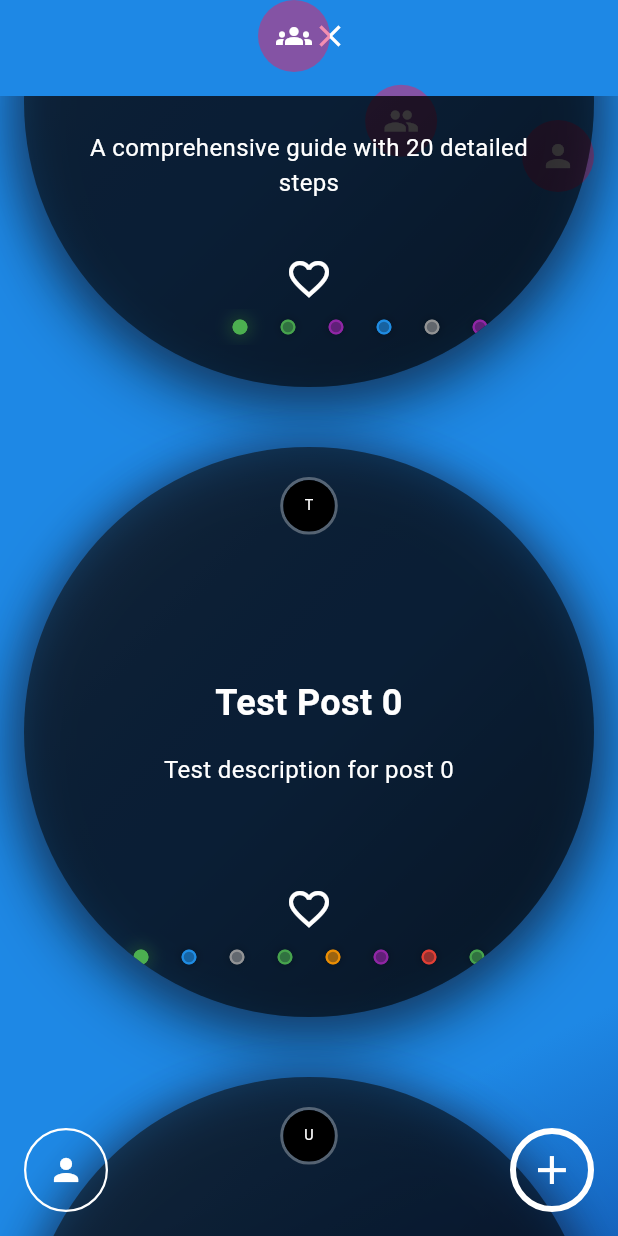
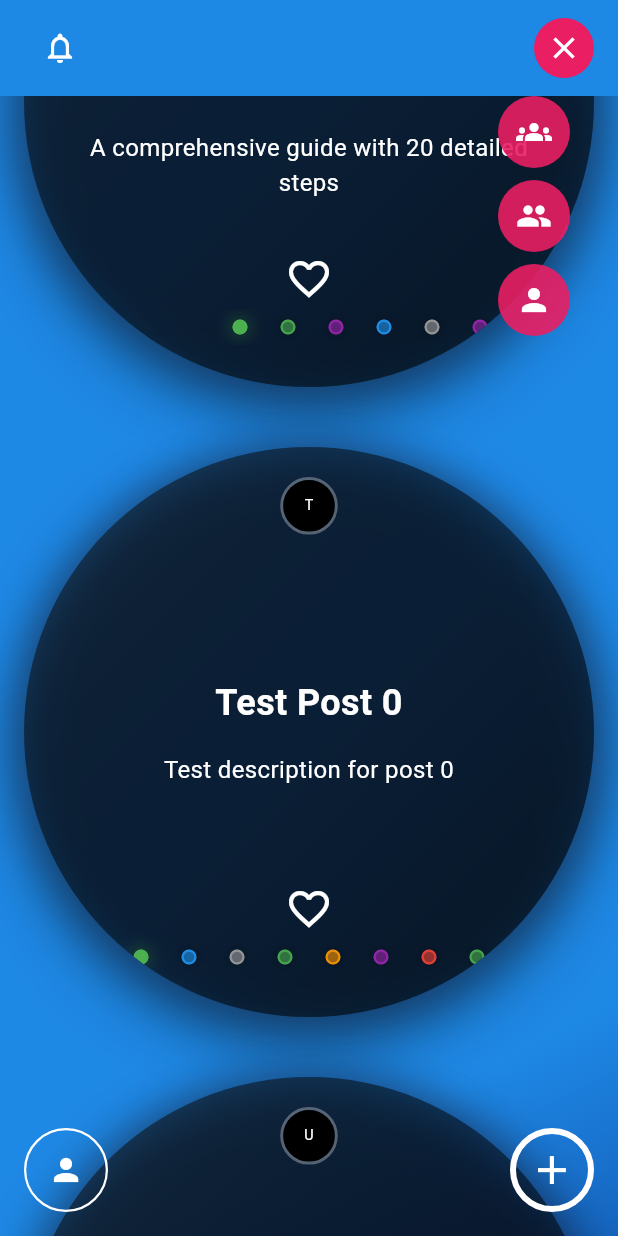
Before and after one commit to HonzaHerodek/teeem-9, a Flutter app: the FeedView screen opened directly, scrolled down 576 dp, after a tap on the "filter list" icon, on a phone screen of 412 x 824 dp. Run offline on Flutter 3.47's test engine with Material 3 defaults, Android fonts, the phone set to English and light mode, and no system bars; our stand-ins replace bloc, cached_network_image, cloud_firestore, connectivity_plus, equatable, firebase_auth and 5 more; accounts and stored records are empty; network calls fail.

Commit message:
needs adjustments

```diff
--- a/lib/presentation/screens/feed/widgets/feed_header.dart
+++ b/lib/presentation/screens/feed/widgets/feed_header.dart
@@ -2,6 +2,7 @@ import 'package:flutter/material.dart';
 import 'package:flutter_bloc/flutter_bloc.dart';
 import '../../../widgets/filtering/menu/filter_menu.dart';
 import '../../../widgets/filtering/models/filter_type.dart';
+import '../../../widgets/notifications/notification_icon.dart';
 import '../feed_bloc/feed_bloc.dart';
 import '../feed_bloc/feed_event.dart';
 
@@ -16,16 +17,31 @@ class FeedHeader extends StatelessWidget {
     context.read<FeedBloc>().add(FeedSearchChanged(query));
   }
 
+  void _handleNotificationTap() {
+    // TODO: Implement notifications handling
+  }
+
   @override
   Widget build(BuildContext context) {
     return Container(
       height: 64 + MediaQuery.of(context).padding.top,
       padding: EdgeInsets.only(
         top: MediaQuery.of(context).padding.top,
+        left: 16,
+        right: 16,
       ),
-      alignment: Alignment.topRight,
-      child: Padding(
-        padding: const EdgeInsets.only(right: 16),
+      child: Row(
+        children: [
+          // Left: Notifications
+          NotificationIcon(
+            notificationCount: 0,
+            onTap: _handleNotificationTap,
+          ),
+
+          // Center and Right: Filter Menu with search
+          Expanded(
+            child: Align(
+              alignment: Alignment.centerRight,
               child: FilterMenu(
                 onGroupFilter: () => _applyFilter(context, FilterType.group),
                 onPairFilter: () => _applyFilter(context, FilterType.pair),
@@ -33,6 +49,9 @@ class FeedHeader extends StatelessWidget {
                 onSearch: (query) => _handleSearch(context, query),
               ),
             ),
+          ),
+        ],
+      ),
     );
   }
 }
--- /dev/null
+++ b/lib/presentation/widgets/filtering/components/filter_button.dart
@@ -0,0 +1,42 @@
+import 'package:flutter/material.dart';
+
+class FilterButton extends StatelessWidget {
+  final LayerLink layerLink;
+  final bool isActive;
+  final VoidCallback onPressed;
+
+  const FilterButton({
+    super.key,
+    required this.layerLink,
+    required this.isActive,
+    required this.onPressed,
+  });
+
+  @override
+  Widget build(BuildContext context) {
+    return CompositedTransformTarget(
+      link: layerLink,
+      child: Container(
+        decoration: BoxDecoration(
+          shape: BoxShape.circle,
+          color: isActive ? Colors.pink : Colors.transparent,
+        ),
+        child: Material(
+          type: MaterialType.transparency,
+          child: InkWell(
+            customBorder: const CircleBorder(),
+            onTap: onPressed,
+            child: Padding(
+              padding: const EdgeInsets.all(8.0),
+              child: Icon(
+                isActive ? Icons.close : Icons.filter_list,
+                color: Colors.white,
+                size: 24,
+              ),
+            ),
+          ),
+        ),
+      ),
+    );
+  }
+}
--- /dev/null
+++ b/lib/presentation/widgets/filtering/components/filter_overlay.dart
@@ -0,0 +1,83 @@
+import 'package:flutter/material.dart';
+import '../models/filter_type.dart';
+
+class FilterOverlay extends StatelessWidget {
+  final LayerLink layerLink;
+  final Animation<double> animation;
+  final Function(FilterType) onFilterSelected;
+  final VoidCallback onDismiss;
+
+  const FilterOverlay({
+    super.key,
+    required this.layerLink,
+    required this.animation,
+    required this.onFilterSelected,
+    required this.onDismiss,
+  });
+
+  Widget _buildFilterItem(FilterType filterType) {
+    return AnimatedBuilder(
+      animation: animation,
+      builder: (context, child) {
+        return Transform.scale(
+          scale: animation.value,
+          child: Opacity(
+            opacity: animation.value,
+            child: Padding(
+              padding: const EdgeInsets.symmetric(vertical: 4),
+              child: Container(
+                decoration: BoxDecoration(
+                  color: Colors.pink.withOpacity(0.9),
+                  borderRadius: BorderRadius.circular(24),
+                ),
+                child: Tooltip(
+                  message: filterType.displayName,
+                  child: IconButton(
+                    icon: Icon(filterType.icon, color: Colors.white),
+                    onPressed: () => onFilterSelected(filterType),
+                  ),
+                ),
+              ),
+            ),
+          ),
+        );
+      },
+    );
+  }
+
+  @override
+  Widget build(BuildContext context) {
+    return Stack(
+      children: [
+        Positioned.fill(
+          child: GestureDetector(
+            onTap: onDismiss,
+            child: Container(color: Colors.transparent),
+          ),
+        ),
+        Positioned(
+          child: CompositedTransformFollower(
+            link: layerLink,
+            targetAnchor: Alignment.topRight,
+            followerAnchor: Alignment.topRight,
+            offset: const Offset(0, 48),
+            child: Material(
+              color: Colors.transparent,
+              child: Padding(
+                padding: const EdgeInsets.only(right: 16),
+                child: Column(
+                  crossAxisAlignment: CrossAxisAlignment.end,
+                  children: [
+                    _buildFilterItem(FilterType.group),
+                    _buildFilterItem(FilterType.pair),
+                    _buildFilterItem(FilterType.self),
+                  ],
+                ),
+              ),
+            ),
+          ),
+        ),
+      ],
+    );
+  }
+}
--- /dev/null
+++ b/lib/presentation/widgets/filtering/controllers/filter_menu_controller.dart
@@ -0,0 +1,52 @@
+import 'package:flutter/material.dart';
+import '../models/filter_type.dart';
+
+class FilterMenuController extends ChangeNotifier {
+  bool _isOpen = false;
+  bool _isSearchVisible = false;
+  FilterType? _activeFilterType;
+  OverlayEntry? _overlayEntry;
+
+  bool get isOpen => _isOpen;
+  bool get isSearchVisible => _isSearchVisible;
+  FilterType? get activeFilterType => _activeFilterType;
+  bool get isActive => _isOpen || _isSearchVisible;
+
+  void toggleMenu() {
+    _isOpen = !_isOpen;
+    if (!_isOpen && !_isSearchVisible) {
+      _activeFilterType = null;
+    }
+    notifyListeners();
+  }
+
+  void selectFilter(FilterType type) {
+    _isOpen = false;
+    _activeFilterType = type;
+    _isSearchVisible = true;
+    _removeOverlay();
+    notifyListeners();
+  }
+
+  void closeSearch() {
+    _activeFilterType = null;
+    _isSearchVisible = false;
+    notifyListeners();
+  }
+
+  void setOverlay(OverlayEntry entry) {
+    _removeOverlay();
+    _overlayEntry = entry;
+  }
+
+  void _removeOverlay() {
+    _overlayEntry?.remove();
+    _overlayEntry = null;
+  }
+
+  @override
+  void dispose() {
+    _removeOverlay();
+    super.dispose();
+  }
+}
--- a/lib/presentation/widgets/filtering/menu/filter_menu.dart
+++ b/lib/presentation/widgets/filtering/menu/filter_menu.dart
@@ -1,11 +1,12 @@
 import 'package:flutter/material.dart';
 import 'package:flutter_bloc/flutter_bloc.dart';
-import 'package:myapp/presentation/screens/feed/feed_bloc/feed_bloc.dart';
-import 'package:myapp/presentation/screens/feed/feed_bloc/feed_event.dart';
-import 'dart:math' as math;
-import '../models/filter_menu_item.dart';
+import '../components/filter_button.dart';
+import '../components/filter_overlay.dart';
+import '../controllers/filter_menu_controller.dart';
 import '../models/filter_type.dart';
 import '../search/filter_search_bar.dart';
+import '../../../../presentation/screens/feed/feed_bloc/feed_bloc.dart';
+import '../../../../presentation/screens/feed/feed_bloc/feed_event.dart';
 
 class FilterMenu extends StatefulWidget {
   final VoidCallback onGroupFilter;
@@ -25,12 +26,10 @@ class FilterMenu extends StatefulWidget {
   State<FilterMenu> createState() => _FilterMenuState();
 }
 
-class _FilterMenuState extends State<FilterMenu>
-    with SingleTickerProviderStateMixin {
-  late AnimationController _controller;
-  bool _isOpen = false;
-  FilterType? _activeFilterType;
-  bool _isSearchVisible = false;
+class _FilterMenuState extends State<FilterMenu> with SingleTickerProviderStateMixin {
+  late final AnimationController _controller;
+  late final FilterMenuController _menuController;
+  final LayerLink _layerLink = LayerLink();
 
   @override
   void initState() {
@@ -39,150 +38,99 @@ class _FilterMenuState extends State<FilterMenu>
       duration: const Duration(milliseconds: 250),
       vsync: this,
     );
+    _menuController = FilterMenuController();
+    _menuController.addListener(_handleMenuStateChanged);
   }
 
   @override
   void dispose() {
     _controller.dispose();
+    _menuController.dispose();
     super.dispose();
   }
 
-  void _toggleMenu() {
-    setState(() {
-      _isOpen = !_isOpen;
-      if (!_isOpen) {
-        _isSearchVisible = false;
-        _activeFilterType = null;
-      }
-    });
-    if (_isOpen) {
+  void _handleMenuStateChanged() {
+    if (_menuController.isOpen) {
+      _showOverlay();
       _controller.forward();
     } else {
       _controller.reverse();
     }
   }
 
-  void _handleFilterSelected(FilterType type, VoidCallback onFilter) {
-    // Close the radial menu
-    setState(() {
-      _isOpen = false;
-      _activeFilterType = type;
-      _isSearchVisible = true;
-    });
-    _controller.reverse().then((_) {
-      // After menu closes, show search bar
-      onFilter();
-      // Clear any existing search
-      context.read<FeedBloc>().add(const FeedSearchChanged(''));
-    });
+  void _handleFilterSelected(FilterType type) {
+    switch (type) {
+      case FilterType.group:
+        widget.onGroupFilter();
+        break;
+      case FilterType.pair:
+        widget.onPairFilter();
+        break;
+      case FilterType.self:
+        widget.onSelfFilter();
+        break;
+      case FilterType.none:
+        break;
+    }
+    _menuController.selectFilter(type);
+    context.read<FeedBloc>().add(const FeedSearchChanged(''));
+  }
+
+  void _showOverlay() {
+    final overlay = OverlayEntry(
+      builder: (context) => FilterOverlay(
+        layerLink: _layerLink,
+        animation: _controller,
+        onFilterSelected: _handleFilterSelected,
+        onDismiss: _menuController.toggleMenu,
+      ),
+    );
+    _menuController.setOverlay(overlay);
+    Overlay.of(context).insert(overlay);
+  }
+
+  void _handleSearch(String query) {
+    if (widget.onSearch != null) {
+      widget.onSearch!(query);
+    }
   }
 
   void _handleSearchClose() {
-    setState(() {
-      _activeFilterType = null;
-      _isSearchVisible = false;
-    });
-    // Reset search when closing
+    _menuController.closeSearch();
     context.read<FeedBloc>().add(const FeedSearchChanged(''));
   }
 
-  Widget _buildMenuItem(FilterMenuItem item, int index, int totalItems) {
-    final double radius = 80.0;
-    final double startAngle = math.pi;
-    final double angleStep = (math.pi / 2) / (totalItems - 1);
-    final double angle = startAngle - (index * angleStep);
-
-    return AnimatedBuilder(
-      animation: _controller,
-      builder: (context, child) {
-        final double progress = _controller.value;
-        final double currentRadius = radius * progress;
-        final double x = currentRadius * math.cos(angle);
-        final double y = currentRadius * math.sin(angle);
-
-        return Transform.translate(
-          offset: Offset(x, y),
-          child: Transform.scale(
-            scale: progress,
-            child: Opacity(
-              opacity: progress,
-              child: Container(
-                decoration: BoxDecoration(
-                  color: _activeFilterType == item.filterType
-                      ? Colors.pink
-                      : Colors.pink.withOpacity(0.5),
-                  shape: BoxShape.circle,
-                ),
-                child: IconButton(
-                  icon: Icon(item.icon, color: Colors.white),
-                  tooltip: item.tooltip,
-                  onPressed: () {
-                    item.onPressed();
-                  },
+  @override
+  Widget build(BuildContext context) {
+    return ListenableBuilder(
+      listenable: _menuController,
+      builder: (context, _) {
+        return Row(
+          mainAxisSize: MainAxisSize.min,
+          children: [
+            // Search bar (when active)
+            if (_menuController.isSearchVisible && _menuController.activeFilterType != null)
+              Expanded(
+                child: Padding(
+                  padding: const EdgeInsets.only(right: 16),
+                  child: FilterSearchBar(
+                    key: ValueKey(_menuController.activeFilterType),
+                    filterType: _menuController.activeFilterType!,
+                    onSearch: _handleSearch,
+                    onClose: _handleSearchClose,
+                  ),
                 ),
               ),
+
+            // Filter button (always visible)
+            FilterButton(
+              layerLink: _layerLink,
+              isActive: _menuController.isActive,
+              onPressed: _menuController.toggleMenu,
             ),
-          ),
+          ],
         );
       },
     );
   }
-
-  @override
-  Widget build(BuildContext context) {
-    final filterItems = FilterMenuItem.defaultItems(
-      onGroupFilter: () =>
-          _handleFilterSelected(FilterType.group, widget.onGroupFilter),
-      onPairFilter: () =>
-          _handleFilterSelected(FilterType.pair, widget.onPairFilter),
-      onSelfFilter: () =>
-          _handleFilterSelected(FilterType.self, widget.onSelfFilter),
-    );
-
-    return Container(
-      constraints: const BoxConstraints(minHeight: 48),
-      child: Row(
-        mainAxisAlignment: MainAxisAlignment.end,
-        crossAxisAlignment: CrossAxisAlignment.center,
-        children: [
-          if (_isSearchVisible && _activeFilterType != null)
-            Expanded(
-              child: Padding(
-                padding: const EdgeInsets.only(right: 8.0),
-                child: FilterSearchBar(
-                  key: ValueKey(_activeFilterType),
-                  filterType: _activeFilterType!,
-                  onSearch: (query) {
-                    context.read<FeedBloc>().add(FeedSearchChanged(query));
-                  },
-                  onClose: _handleSearchClose,
-                ),
-              ),
-            )
-          else
-            const Spacer(),
-          AnimatedContainer(
-            duration: const Duration(milliseconds: 250),
-            decoration: BoxDecoration(
-              shape: BoxShape.circle,
-              color: _isSearchVisible ? Colors.pink : Colors.transparent,
-            ),
-            child: IconButton(
-              icon: Icon(
-                _isOpen ? Icons.close : Icons.filter_list,
-                color: Colors.white,
-              ),
-              onPressed: _toggleMenu,
-            ),
-          ),
-          const SizedBox(width: 8),
-          ...filterItems.asMap().entries.map((entry) => _buildMenuItem(
-                entry.value,
-                entry.key,
-                filterItems.length,
-              )),
-        ],
-      ),
-    );
-  }
 }
--- a/lib/presentation/widgets/filtering/search/filter_search_bar.dart
+++ b/lib/presentation/widgets/filtering/search/filter_search_bar.dart
@@ -19,51 +19,48 @@ class FilterSearchBar extends StatefulWidget {
 
 class _FilterSearchBarState extends State<FilterSearchBar> {
   final TextEditingController _controller = TextEditingController();
+  final FocusNode _focusNode = FocusNode();
+
+  @override
+  void initState() {
+    super.initState();
+    _focusNode.requestFocus();
+  }
 
   @override
   void dispose() {
     _controller.dispose();
+    _focusNode.dispose();
     super.dispose();
   }
 
   @override
   Widget build(BuildContext context) {
     return Container(
-      padding: const EdgeInsets.symmetric(horizontal: 8.0, vertical: 4.0),
+      height: 40,
       decoration: BoxDecoration(
-        color: Colors.black45,
-        borderRadius: BorderRadius.circular(25),
-        border: Border.all(color: Colors.white24),
+        color: Colors.white.withOpacity(0.1),
+        borderRadius: BorderRadius.circular(20),
       ),
-      child: Row(
-        children: [
-          Expanded(
-            child: TextField(
-              controller: _controller,
-              autofocus: true, // Automatically focus when shown
-              decoration: InputDecoration(
-                hintText: widget.filterType.searchPlaceholder,
-                hintStyle: const TextStyle(color: Colors.white70),
-                border: InputBorder.none,
-                prefixIcon: const Icon(Icons.search, color: Colors.white),
-                contentPadding: const EdgeInsets.symmetric(horizontal: 4, vertical: 8),
-              ),
-              style: const TextStyle(color: Colors.white),
-              cursorColor: Colors.white,
-              onChanged: widget.onSearch,
-            ),
-          ),
-          IconButton(
+      child: TextField(
+        controller: _controller,
+        focusNode: _focusNode,
+        style: const TextStyle(color: Colors.white),
+        decoration: InputDecoration(
+          hintText: widget.filterType.searchPlaceholder,
+          hintStyle: TextStyle(color: Colors.white.withOpacity(0.7)),
+          prefixIcon: Icon(widget.filterType.icon, color: Colors.white),
+          suffixIcon: IconButton(
             icon: const Icon(Icons.close, color: Colors.white),
             onPressed: () {
               _controller.clear();
               widget.onClose();
             },
-            padding: const EdgeInsets.all(4),
-            constraints: const BoxConstraints(),
-            iconSize: 20,
           ),
-        ],
+          border: InputBorder.none,
+          contentPadding: const EdgeInsets.symmetric(horizontal: 16),
+        ),
+        onChanged: widget.onSearch,
       ),
     );
   }
--- /dev/null
+++ b/lib/presentation/widgets/notifications/notification_icon.dart
@@ -0,0 +1,53 @@
+import 'package:flutter/material.dart';
+
+class NotificationIcon extends StatelessWidget {
+  final int? notificationCount;
+  final VoidCallback onTap;
+
+  const NotificationIcon({
+    super.key,
+    this.notificationCount,
+    required this.onTap,
+  });
+
+  @override
+  Widget build(BuildContext context) {
+    return Stack(
+      clipBehavior: Clip.none,
+      children: [
+        IconButton(
+          icon: const Icon(
+            Icons.notifications_outlined,
+            color: Colors.white,
+          ),
+          onPressed: onTap,
+        ),
+        if (notificationCount != null && notificationCount! > 0)
+          Positioned(
+            right: 8,
+            top: 8,
+            child: Container(
+              padding: const EdgeInsets.all(4),
+              decoration: const BoxDecoration(
+                color: Colors.pink,
+                shape: BoxShape.circle,
+              ),
+              constraints: const BoxConstraints(
+                minWidth: 16,
+                minHeight: 16,
+              ),
+              child: Text(
+                notificationCount! > 99 ? '99+' : notificationCount!.toString(),
+                style: const TextStyle(
+                  color: Colors.white,
+                  fontSize: 10,
+                  fontWeight: FontWeight.bold,
+                ),
+                textAlign: TextAlign.center,
+              ),
+            ),
+          ),
+      ],
+    );
+  }
+}
```
Lines whose indentation alone changed are shown as unchanged.
